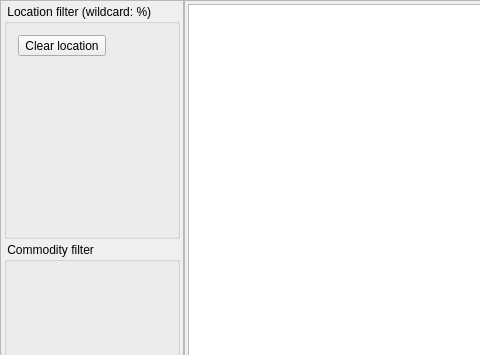
Before: the Qt Designer form source/MainWindow.ui in Flk427/edth, drawn with Qt 5; both pictures show x 0 to 480 and y 0 to 355 of the 642 by 480 pixel window.
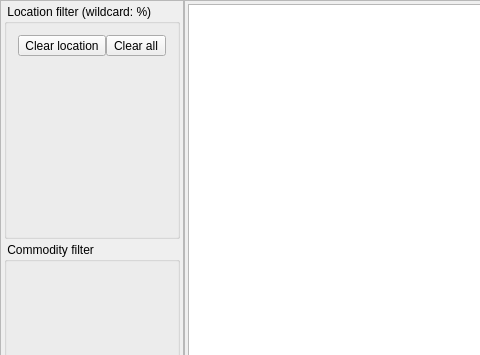
After: the same form once the commit is applied. Custom widgets are drawn as their Qt base class.

Commit message: [-] Adding stantion [+] Add clear all button

The edit to the form file:
```diff
--- a/source/MainWindow.ui
+++ b/source/MainWindow.ui
@@ -68,16 +68,51 @@
        </property>
        <item>
         <widget class="QGroupBox" name="groupBox">
+         <property name="sizePolicy">
+          <sizepolicy hsizetype="Preferred" vsizetype="Minimum">
+           <horstretch>0</horstretch>
+           <verstretch>0</verstretch>
+          </sizepolicy>
+         </property>
          <property name="title">
           <string> Location filter (wildcard: %)</string>
          </property>
          <layout class="QVBoxLayout" name="verticalLayout_3">
           <item>
-           <widget class="QToolButton" name="clearToolButton">
-            <property name="text">
-             <string>Clear location</string>
+           <layout class="QHBoxLayout" name="horizontalLayout">
+            <property name="spacing">
+             <number>0</number>
             </property>
-           </widget>
+            <property name="sizeConstraint">
+             <enum>QLayout::SetMaximumSize</enum>
+            </property>
+            <item>
+             <widget class="QToolButton" name="clearToolButton">
+              <property name="sizePolicy">
+               <sizepolicy hsizetype="Minimum" vsizetype="Maximum">
+                <horstretch>0</horstretch>
+                <verstretch>0</verstretch>
+               </sizepolicy>
+              </property>
+              <property name="text">
+               <string>Clear location</string>
+              </property>
+             </widget>
+            </item>
+            <item>
+             <widget class="QToolButton" name="toolButton_2">
+              <property name="sizePolicy">
+               <sizepolicy hsizetype="Minimum" vsizetype="Maximum">
+                <horstretch>0</horstretch>
+                <verstretch>0</verstretch>
+               </sizepolicy>
+              </property>
+              <property name="text">
+               <string>Clear all</string>
+              </property>
+             </widget>
+            </item>
+           </layout>
           </item>
           <item>
            <widget class="CSelectHelper" name="widget" native="true"/>
```
Left out of the diff: 30 changed lines with no effect on the pictures. The commit also changes 3 other files.
